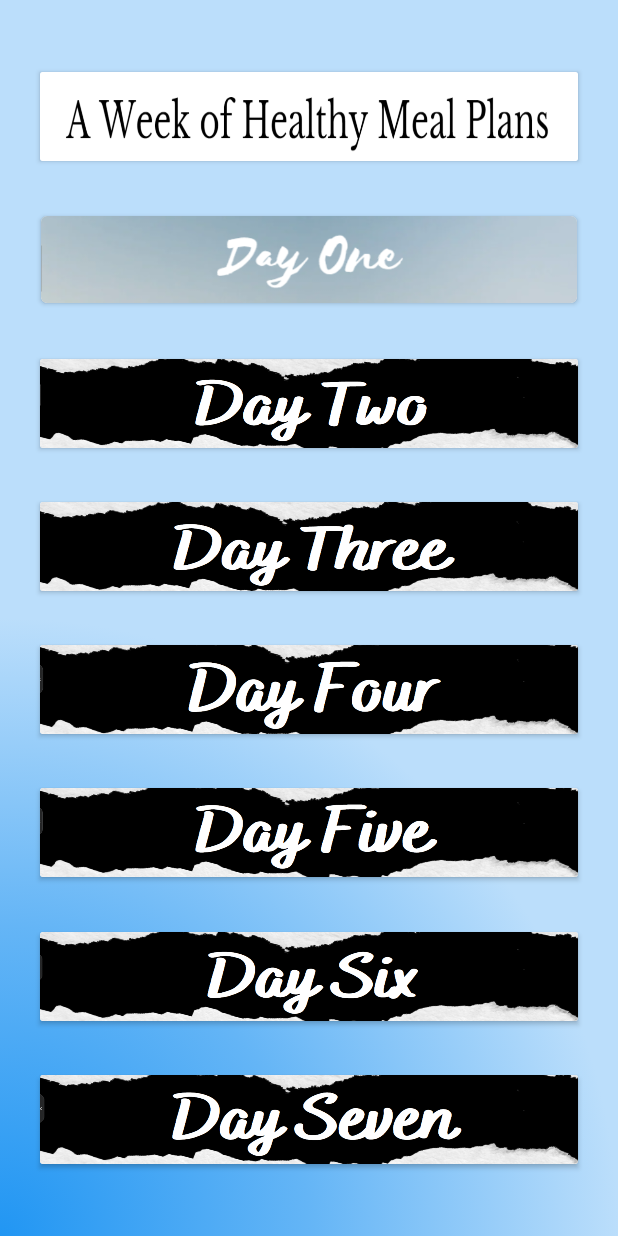
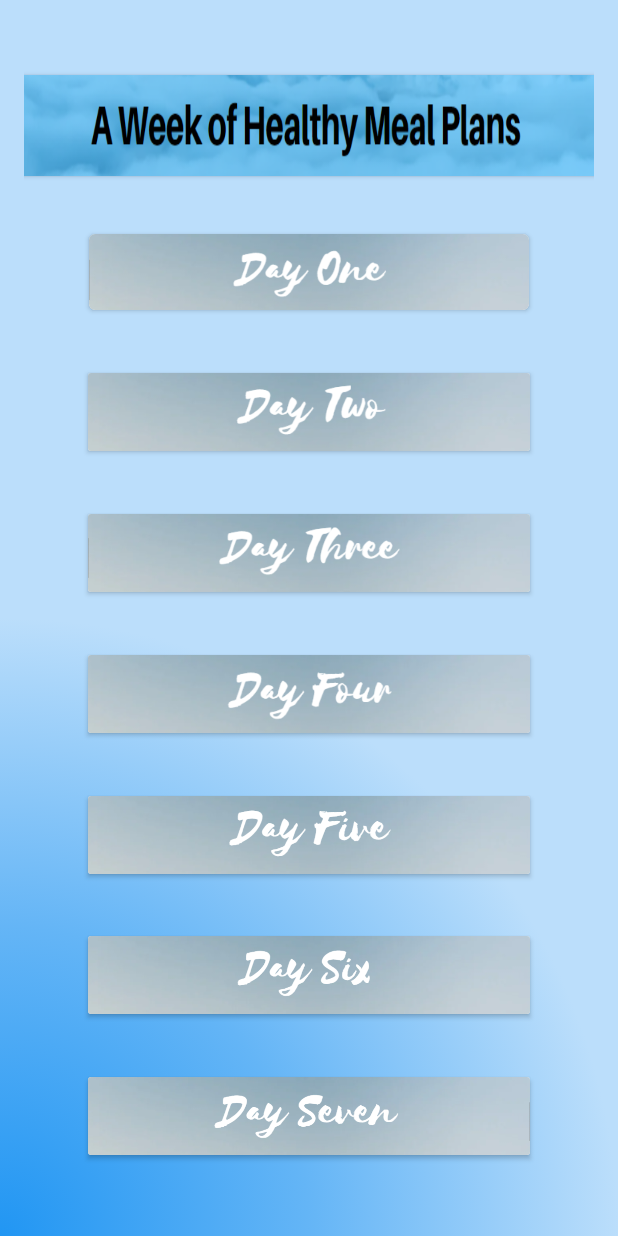
Before and after one commit to jeanrebandaban/FitnessApp, an Android app: the FoodNutrition screen opened directly, with no data from a screen before it, on a phone screen of 412 x 824 dp. Run offline under Robolectric (Android 15) with nearby library versions, the phone set to English and light mode, and no system bars.

Commit message:
food nutrition ..

```diff
--- a/app/src/main/res/layout/fn_media.xml
+++ b/app/src/main/res/layout/fn_media.xml
@@ -14,7 +14,7 @@
         android:layout_height="100dp"
         android:fontFamily="sans-serif-light"
         android:paddingTop="15dp"
-        android:text="@string/fn_btn_healthyPlate"
+        android:text="@string/fn_healthy_plate"
         android:textAlignment="center"
         android:textColor="@color/black"
         android:textSize="34sp"
--- a/app/src/main/res/layout/fnviewday.xml
+++ b/app/src/main/res/layout/fnviewday.xml
@@ -17,7 +17,7 @@
         android:paddingTop="15dp"
         android:text=""
         android:textAlignment="center"
-        android:textColor="@color/white"
+        android:textColor="@color/black"
         android:textSize="34sp"
         android:textStyle="bold"
         app:layout_constraintBottom_toBottomOf="parent"
--- a/app/src/main/res/layout/foodnutrition.xml
+++ b/app/src/main/res/layout/foodnutrition.xml
@@ -1,6 +1,7 @@
 <?xml version="1.0" encoding="utf-8"?>
 <androidx.constraintlayout.widget.ConstraintLayout xmlns:android="http://schemas.android.com/apk/res/android"
     xmlns:app="http://schemas.android.com/apk/res-auto"
+    xmlns:tools="http://schemas.android.com/tools"
     android:layout_width="match_parent"
     android:layout_height="match_parent"
     android:orientation="vertical"
@@ -13,12 +14,8 @@
 
     <androidx.cardview.widget.CardView
         android:id="@+id/weekPlan"
-        android:layout_width="364dp"
+        android:layout_width="409dp"
         android:layout_height="67dp"
-        app:cardCornerRadius="2dp"
-        app:cardMaxElevation="2dp"
-        app:cardPreventCornerOverlap="true"
-        app:cardUseCompatPadding="true"
         app:layout_constraintBottom_toTopOf="@+id/day1"
         app:layout_constraintEnd_toEndOf="parent"
         app:layout_constraintHorizontal_bias="0.51"
@@ -30,16 +27,17 @@
             android:id="@+id/img_weekPlan"
             android:layout_width="wrap_content"
             android:layout_height="wrap_content"
+            android:contentDescription="@string/imageView"
             android:scaleType="fitXY"
             android:src="@drawable/week"
-            android:contentDescription="@string/imageView" />
+            tools:ignore="ImageContrastCheck" />
 
     </androidx.cardview.widget.CardView>
 
     <androidx.cardview.widget.CardView
         android:id="@+id/day7"
-        android:layout_width="364dp"
-        android:layout_height="67dp"
+        android:layout_width="300dp"
+        android:layout_height="60dp"
         android:clickable="true"
         app:layout_constraintBottom_toBottomOf="parent"
         app:layout_constraintEnd_toEndOf="parent"
@@ -54,19 +52,21 @@
         android:focusable="true"
         android:onClick="viewDay"
         android:tag="7">
+
         <ImageView
             android:id="@+id/imageView7"
             android:layout_width="wrap_content"
             android:layout_height="wrap_content"
+            android:contentDescription="@string/imageView7"
             android:scaleType="fitXY"
             android:src="@drawable/day_seven"
-            android:contentDescription="@string/imageView7" />
+            tools:ignore="ImageContrastCheck" />
     </androidx.cardview.widget.CardView>
 
     <androidx.cardview.widget.CardView
         android:id="@+id/day6"
-        android:layout_width="364dp"
-        android:layout_height="67dp"
+        android:layout_width="300dp"
+        android:layout_height="60dp"
         android:clickable="true"
         app:layout_constraintBottom_toTopOf="@+id/day7"
         app:layout_constraintEnd_toEndOf="parent"
@@ -81,20 +81,22 @@
         android:focusable="true"
         android:onClick="viewDay"
         android:tag="6">
+
         <ImageView
             android:id="@+id/imageView6"
             android:layout_width="wrap_content"
             android:layout_height="wrap_content"
+            android:contentDescription="@string/imageView6"
             android:scaleType="fitXY"
             android:src="@drawable/day_six"
-            android:contentDescription="@string/imageView6" />
+            tools:ignore="ImageContrastCheck" />
 
     </androidx.cardview.widget.CardView>
 
     <androidx.cardview.widget.CardView
         android:id="@+id/day5"
-        android:layout_width="364dp"
-        android:layout_height="67dp"
+        android:layout_width="300dp"
+        android:layout_height="60dp"
         android:clickable="true"
         app:layout_constraintBottom_toTopOf="@+id/day6"
         app:layout_constraintEnd_toEndOf="parent"
@@ -109,20 +111,22 @@
         android:focusable="true"
         android:onClick="viewDay"
         android:tag="5">
+
         <ImageView
             android:id="@+id/imageView5"
             android:layout_width="wrap_content"
             android:layout_height="wrap_content"
+            android:contentDescription="@string/imageView5"
             android:scaleType="fitXY"
             android:src="@drawable/day_five"
-            android:contentDescription="@string/imageView5" />
+            tools:ignore="ImageContrastCheck" />
 
     </androidx.cardview.widget.CardView>
 
     <androidx.cardview.widget.CardView
         android:id="@+id/day4"
-        android:layout_width="364dp"
-        android:layout_height="67dp"
+        android:layout_width="300dp"
+        android:layout_height="60dp"
         android:clickable="true"
         app:layout_constraintBottom_toTopOf="@+id/day5"
         app:layout_constraintEnd_toEndOf="parent"
@@ -142,16 +146,17 @@
             android:id="@+id/imageView4"
             android:layout_width="wrap_content"
             android:layout_height="wrap_content"
+            android:contentDescription="@string/imageView4"
             android:scaleType="fitXY"
             android:src="@drawable/day_four"
-            android:contentDescription="@string/imageView4" />
+            tools:ignore="ImageContrastCheck" />
 
     </androidx.cardview.widget.CardView>
 
     <androidx.cardview.widget.CardView
         android:id="@+id/day3"
-        android:layout_width="364dp"
-        android:layout_height="67dp"
+        android:layout_width="300dp"
+        android:layout_height="60dp"
         android:clickable="true"
         app:layout_constraintBottom_toTopOf="@+id/day4"
         app:layout_constraintEnd_toEndOf="parent"
@@ -171,17 +176,18 @@
             android:id="@+id/imageView3"
             android:layout_width="wrap_content"
             android:layout_height="wrap_content"
+            android:contentDescription="@string/imageView3"
             android:scaleType="fitXY"
             android:src="@drawable/day_three"
-            android:contentDescription="@string/imageView3" />
+            tools:ignore="ImageContrastCheck" />
 
 
     </androidx.cardview.widget.CardView>
 
     <androidx.cardview.widget.CardView
         android:id="@+id/day2"
-        android:layout_width="364dp"
-        android:layout_height="67dp"
+        android:layout_width="300dp"
+        android:layout_height="60dp"
         android:clickable="true"
         app:layout_constraintBottom_toTopOf="@+id/day3"
         app:layout_constraintEnd_toEndOf="parent"
@@ -201,38 +207,41 @@
             android:id="@+id/imageView2"
             android:layout_width="wrap_content"
             android:layout_height="wrap_content"
+            android:contentDescription="@string/imageView2"
             android:scaleType="fitXY"
             android:src="@drawable/day_two"
-            android:contentDescription="@string/imageView2" />
+            tools:ignore="ImageContrastCheck,ImageContrastCheck" />
 
     </androidx.cardview.widget.CardView>
 
     <androidx.cardview.widget.CardView
         android:id="@+id/day1"
-        android:layout_width="364dp"
-        android:layout_height="67dp"
+        android:layout_width="300dp"
+        android:layout_height="60dp"
         android:clickable="true"
+        android:focusable="true"
+        android:onClick="viewDay"
+        android:tag="1"
+        app:cardCornerRadius="4dp"
+        app:cardMaxElevation="2dp"
+        app:cardPreventCornerOverlap="true"
+        app:cardUseCompatPadding="true"
         app:layout_constraintBottom_toTopOf="@+id/day2"
         app:layout_constraintEnd_toEndOf="parent"
         app:layout_constraintHorizontal_bias="0.5"
         app:layout_constraintStart_toStartOf="parent"
         app:layout_constraintTop_toBottomOf="@+id/weekPlan"
         app:layout_constraintVertical_bias="0.156"
-        app:cardCornerRadius="4dp"
-        app:cardMaxElevation="2dp"
-        app:cardPreventCornerOverlap="true"
-        app:cardUseCompatPadding="true"
-        android:focusable="true"
-        android:onClick="viewDay"
-        android:tag="1">
+        tools:ignore="DuplicateSpeakableTextCheck">
 
         <ImageView
             android:id="@+id/imageView"
             android:layout_width="wrap_content"
             android:layout_height="wrap_content"
+            android:contentDescription="@string/imageView"
             android:scaleType="fitXY"
             android:src="@drawable/day_one"
-            android:contentDescription="@string/imageView" />
+            tools:ignore="ImageContrastCheck" />
     </androidx.cardview.widget.CardView>
 
 </androidx.constraintlayout.widget.ConstraintLayout>
--- a/app/src/main/res/values/strings.xml
+++ b/app/src/main/res/values/strings.xml
@@ -6,6 +6,15 @@
     <string name="hardbtn">Hardcore</string>
     <string name="difficulty">WORKOUTS</string>
 
+
+    <string name="imageView">d1</string>
+    <string name="imageView2">d2</string>
+    <string name="imageView3">d3</string>
+    <string name="imageView4">d4</string>
+    <string name="imageView5">d5</string>
+    <string name="imageView6">d6</string>
+    <string name="imageView7">d7</string>
+    <string name="img_weekPlan">title</string>
 
     <string name="fn_label">Food Nutrition</string>
     <string name="d7_fn">DAY SEVEN</string>
@@ -66,5 +75,7 @@
     <string name="d7_dinner">DINNER</string>
     <string name="d7_dinner_content">3-ounce serving of baked or grilled salmon\nOne-half cup black beans\nOne cup Swiss chard\nOne cup brown rice\nOne whole wheat dinner roll with a pat of butter\nSparkling water with lemon or lime slice</string>
 
-
+    <string name="fn_btn_play">Play</string>
+    <string name="fn_btn_next">Next</string>
+    <string name="fn_healthy_plate">HEALTHY PLATE</string>
 </resources>
```
Also changed, not shown: app/src/main/res/drawable/day_five.jpg, app/src/main/res/drawable/day_four.jpg, app/src/main/res/drawable/day_seven.jpg, app/src/main/res/drawable/day_six.jpg, app/src/main/res/drawable/day_three.jpg, app/src/main/res/drawable/day_two.jpg, app/src/main/res/drawable/week.jpg.
